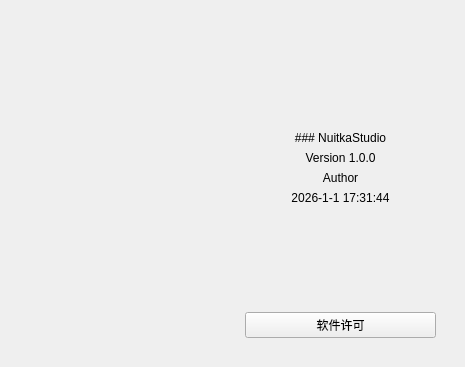
First picture: the form in forms/about_window.ui, repository Redrch/NuitkaStudio, before the edit.
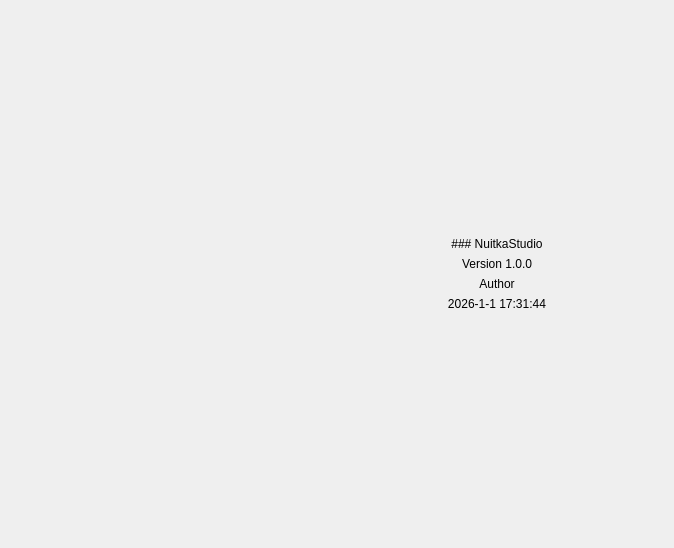
Second picture: the form after the edit. Icons and pictures are not drawn.

Commit message: 在README中添加了关于引用的库的信息 删除了关于窗口中的许可证信息，改为放在软件根目录/licenses文件夹下

```diff
--- a/forms/about_window.ui
+++ b/forms/about_window.ui
@@ -6,8 +6,8 @@
    <rect>
     <x>0</x>
     <y>0</y>
-    <width>465</width>
-    <height>367</height>
+    <width>674</width>
+    <height>548</height>
    </rect>
   </property>
   <property name="windowTitle">
@@ -111,13 +111,6 @@
            </property>
           </spacer>
          </item>
-         <item>
-          <widget class="QPushButton" name="licensesButton">
-           <property name="text">
-            <string>软件许可</string>
-           </property>
-          </widget>
-         </item>
         </layout>
        </widget>
       </item>
```
Left out of the diff: 2 changed lines with no effect on the pictures. The commit also changes 9 other files.
